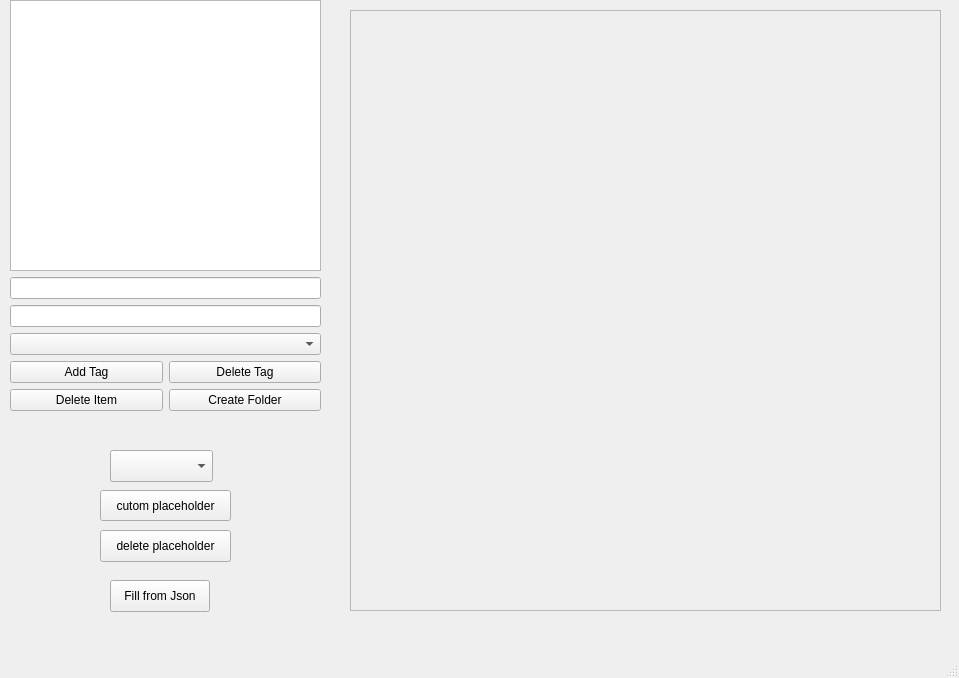
Above: mainwindow.ui from brennanafrank/EasyDraft before the change. Below: the same form after it.
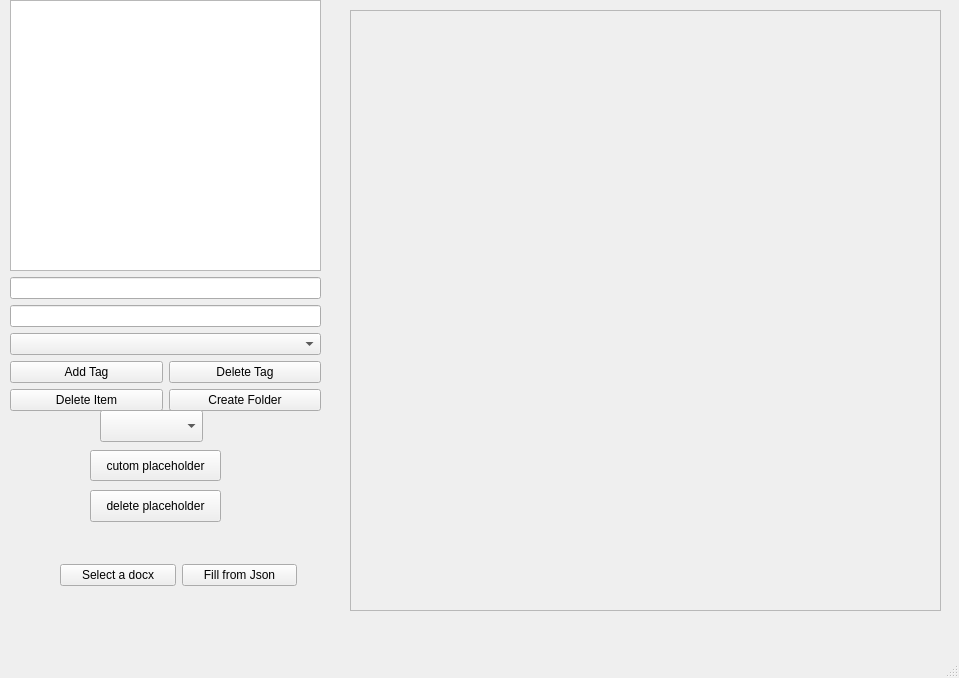
That is the form after the change.

Commit message: add docx path selection and error prevention

The edit to the form file:
```diff
--- a/mainwindow.ui
+++ b/mainwindow.ui
@@ -77,8 +77,8 @@
    <widget class="QComboBox" name="placeholderComboBox">
     <property name="geometry">
      <rect>
-      <x>110</x>
-      <y>450</y>
+      <x>100</x>
+      <y>410</y>
       <width>103</width>
       <height>32</height>
      </rect>
@@ -87,8 +87,8 @@
    <widget class="QPushButton" name="addPlaceholderButton">
     <property name="geometry">
      <rect>
-      <x>100</x>
-      <y>490</y>
+      <x>90</x>
+      <y>450</y>
       <width>131</width>
       <height>31</height>
      </rect>
@@ -100,8 +100,8 @@
    <widget class="QPushButton" name="deletePlaceholderButton">
     <property name="geometry">
      <rect>
-      <x>100</x>
-      <y>530</y>
+      <x>90</x>
+      <y>490</y>
       <width>131</width>
       <height>32</height>
      </rect>
@@ -133,18 +133,31 @@
      </property>
     </widget>
    </widget>
-   <widget class="QPushButton" name="fillFromJsonButton">
+   <widget class="QWidget" name="horizontalLayoutWidget">
     <property name="geometry">
      <rect>
-      <x>110</x>
-      <y>580</y>
-      <width>100</width>
-      <height>32</height>
+      <x>60</x>
+      <y>550</y>
+      <width>237</width>
+      <height>51</height>
      </rect>
     </property>
-    <property name="text">
-     <string>Fill from Json</string>
-    </property>
+    <layout class="QHBoxLayout" name="horizontalLayout">
+     <item>
+      <widget class="QPushButton" name="chooseDocPathButton">
+       <property name="text">
+        <string>Select a docx</string>
+       </property>
+      </widget>
+     </item>
+     <item>
+      <widget class="QPushButton" name="fillFromJsonButton">
+       <property name="text">
+        <string>Fill from Json</string>
+       </property>
+      </widget>
+     </item>
+    </layout>
    </widget>
   </widget>
   <widget class="QMenuBar" name="menubar">
```
The commit also changes 6 other files.
